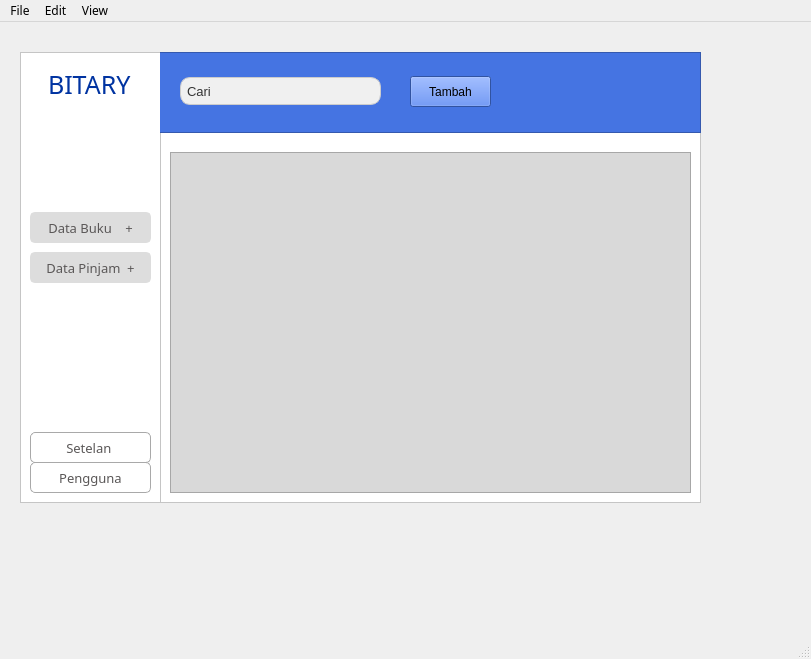
Above: src/ui/window.ui from NicholasFeltrin/Bitary before the change. Below: the same form after it.
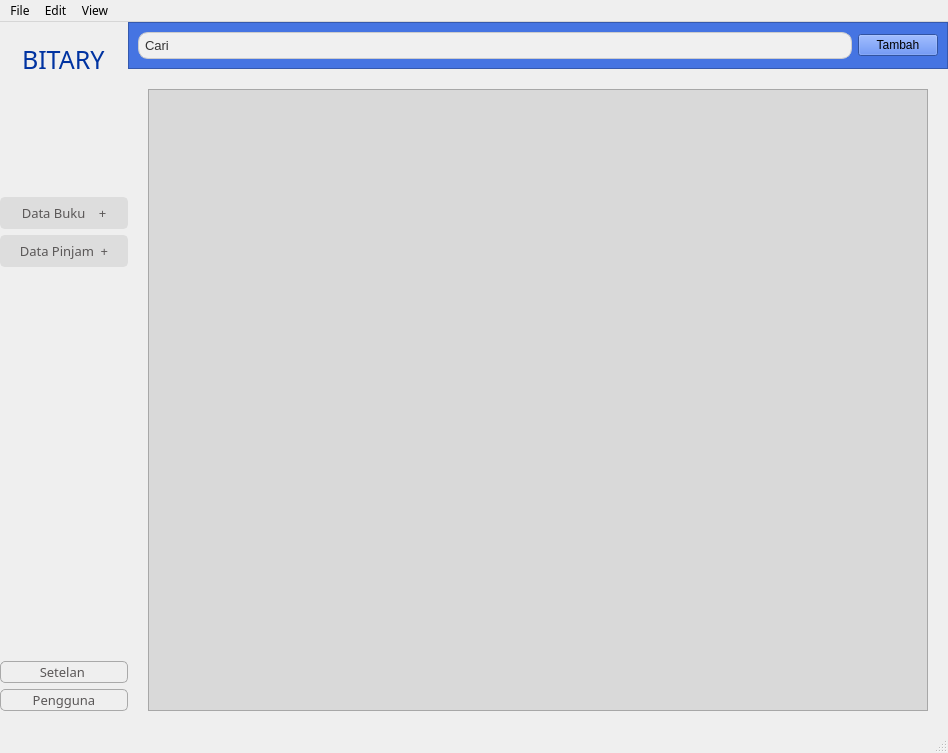
That is the form after the change. Icons and pictures are not drawn. Custom widgets are drawn as their Qt base class.

Commit message: responsive main window

```diff
--- a/src/ui/window.ui
+++ b/src/ui/window.ui
@@ -6,8 +6,8 @@
    <rect>
     <x>0</x>
     <y>0</y>
-    <width>811</width>
-    <height>659</height>
+    <width>948</width>
+    <height>753</height>
    </rect>
   </property>
   <property name="font">
@@ -22,108 +22,322 @@
    <pixmap/>
   </property>
   <widget class="QWidget" name="centralwidget">
-   <widget class="QListView" name="listView">
-    <property name="geometry">
-     <rect>
-      <x>20</x>
-      <y>30</y>
-      <width>141</width>
-      <height>451</height>
-     </rect>
+   <layout class="QGridLayout" name="gridLayout_2">
+    <property name="leftMargin">
+     <number>0</number>
     </property>
-    <property name="font">
-     <font>
-      <pointsize>-1</pointsize>
-     </font>
+    <property name="topMargin">
+     <number>0</number>
     </property>
-    <property name="styleSheet">
-     <string notr="true">QListView {
-    background-color: rgba(255, 255, 255, 1);   
-    color: #333;              
-    font-size: 14px;         
-}
-
-
-</string>
+    <property name="rightMargin">
+     <number>0</number>
     </property>
-    <property name="pixmap" stdset="0">
-     <pixmap>../../../../15018bfd-502e-4304-a968-533f775c4c1f.jpeg</pixmap>
+    <property name="bottomMargin">
+     <number>0</number>
     </property>
-   </widget>
-   <widget class="QFrame" name="PinjamFrame">
-    <property name="enabled">
-     <bool>true</bool>
+    <property name="spacing">
+     <number>0</number>
     </property>
-    <property name="geometry">
-     <rect>
-      <x>160</x>
-      <y>30</y>
-      <width>541</width>
-      <height>451</height>
-     </rect>
-    </property>
-    <property name="mouseTracking">
-     <bool>false</bool>
-    </property>
-    <property name="styleSheet">
-     <string notr="true">background-color: rgba(255, 255, 255, 1)</string>
-    </property>
-    <property name="frameShape">
-     <enum>QFrame::StyledPanel</enum>
-    </property>
-    <property name="frameShadow">
-     <enum>QFrame::Raised</enum>
-    </property>
-    <widget class="QTableView" name="tableView_2">
-     <property name="geometry">
-      <rect>
-       <x>10</x>
-       <y>100</y>
-       <width>521</width>
-       <height>341</height>
-      </rect>
-     </property>
-     <property name="font">
-      <font>
-       <family>PT Sans Caption</family>
-      </font>
-     </property>
-     <property name="styleSheet">
-      <string notr="true">background-color: #D9D9D9;</string>
-     </property>
-     <property name="pixmap" stdset="0">
-      <pixmap>../../assets/logoJB.png</pixmap>
-     </property>
-    </widget>
-    <widget class="QFrame" name="frame">
-     <property name="geometry">
-      <rect>
-       <x>-70</x>
-       <y>0</y>
-       <width>611</width>
-       <height>81</height>
-      </rect>
-     </property>
-     <property name="styleSheet">
-      <string notr="true">background-color:rgba(69, 116, 226, 1)</string>
-     </property>
-     <property name="frameShape">
-      <enum>QFrame::StyledPanel</enum>
-     </property>
-     <property name="frameShadow">
-      <enum>QFrame::Raised</enum>
-     </property>
-     <widget class="QLineEdit" name="searchBar">
-      <property name="geometry">
-       <rect>
-        <x>90</x>
-        <y>25</y>
-        <width>201</width>
-        <height>28</height>
-       </rect>
-      </property>
-      <property name="styleSheet">
-       <string notr="true">QLineEdit {
+    <item row="0" column="0">
+     <widget class="QWidget" name="mainWidget" native="true">
+      <layout class="QHBoxLayout" name="horizontalLayout">
+       <property name="spacing">
+        <number>0</number>
+       </property>
+       <property name="leftMargin">
+        <number>0</number>
+       </property>
+       <property name="topMargin">
+        <number>0</number>
+       </property>
+       <property name="rightMargin">
+        <number>0</number>
+       </property>
+       <property name="bottomMargin">
+        <number>0</number>
+       </property>
+       <item alignment="Qt::AlignHCenter">
+        <widget class="QWidget" name="navBar" native="true">
+         <property name="minimumSize">
+          <size>
+           <width>100</width>
+           <height>0</height>
+          </size>
+         </property>
+         <property name="maximumSize">
+          <size>
+           <width>200</width>
+           <height>16777215</height>
+          </size>
+         </property>
+         <property name="styleSheet">
+          <string notr="true">background-color: rgb(255, 255, 255. 1);  </string>
+         </property>
+         <layout class="QVBoxLayout" name="verticalLayout">
+          <property name="spacing">
+           <number>0</number>
+          </property>
+          <property name="leftMargin">
+           <number>0</number>
+          </property>
+          <property name="topMargin">
+           <number>0</number>
+          </property>
+          <property name="rightMargin">
+           <number>0</number>
+          </property>
+          <property name="bottomMargin">
+           <number>0</number>
+          </property>
+          <item alignment="Qt::AlignHCenter">
+           <widget class="QFrame" name="infoFrame">
+            <property name="minimumSize">
+             <size>
+              <width>118</width>
+              <height>159</height>
+             </size>
+            </property>
+            <property name="maximumSize">
+             <size>
+              <width>16777215</width>
+              <height>175</height>
+             </size>
+            </property>
+            <property name="autoFillBackground">
+             <bool>false</bool>
+            </property>
+            <property name="styleSheet">
+             <string notr="true">background-color: rgb(255, 255, 255. 1);  </string>
+            </property>
+            <layout class="QVBoxLayout" name="verticalLayout_2">
+             <property name="leftMargin">
+              <number>0</number>
+             </property>
+             <property name="topMargin">
+              <number>20</number>
+             </property>
+             <property name="rightMargin">
+              <number>0</number>
+             </property>
+             <property name="bottomMargin">
+              <number>0</number>
+             </property>
+             <item alignment="Qt::AlignHCenter|Qt::AlignVCenter">
+              <widget class="QLabel" name="BITARY">
+               <property name="font">
+                <font>
+                 <family>PT Sans Caption</family>
+                 <pointsize>-1</pointsize>
+                </font>
+               </property>
+               <property name="layoutDirection">
+                <enum>Qt::LeftToRight</enum>
+               </property>
+               <property name="styleSheet">
+                <string notr="true">color:rgb(0, 51, 161);
+font-size:25px;
+border-radius: 38px;
+text-align: center;</string>
+               </property>
+               <property name="text">
+                <string>BITARY</string>
+               </property>
+              </widget>
+             </item>
+             <item alignment="Qt::AlignHCenter">
+              <widget class="QLabel" name="logoJB">
+               <property name="maximumSize">
+                <size>
+                 <width>100</width>
+                 <height>100</height>
+                </size>
+               </property>
+               <property name="text">
+                <string/>
+               </property>
+               <property name="pixmap">
+                <pixmap>../../assets/logoJB.png</pixmap>
+               </property>
+               <property name="scaledContents">
+                <bool>true</bool>
+               </property>
+              </widget>
+             </item>
+             <item>
+              <spacer name="verticalSpacer">
+               <property name="orientation">
+                <enum>Qt::Vertical</enum>
+               </property>
+               <property name="sizeHint" stdset="0">
+                <size>
+                 <width>20</width>
+                 <height>40</height>
+                </size>
+               </property>
+              </spacer>
+             </item>
+            </layout>
+           </widget>
+          </item>
+          <item>
+           <widget class="QFrame" name="navigationFrame">
+            <property name="minimumSize">
+             <size>
+              <width>128</width>
+              <height>132</height>
+             </size>
+            </property>
+            <property name="maximumSize">
+             <size>
+              <width>16777215</width>
+              <height>16777215</height>
+             </size>
+            </property>
+            <property name="styleSheet">
+             <string notr="true">background-color: rgb(255, 255, 255. 1);  </string>
+            </property>
+            <layout class="QVBoxLayout" name="verticalLayout_3">
+             <property name="leftMargin">
+              <number>0</number>
+             </property>
+             <property name="topMargin">
+              <number>0</number>
+             </property>
+             <property name="rightMargin">
+              <number>0</number>
+             </property>
+             <property name="bottomMargin">
+              <number>20</number>
+             </property>
+             <item>
+              <widget class="QPushButton" name="dataBukuButton">
+               <property name="styleSheet">
+                <string notr="true">QPushButton {
+    background-color: #DDDDDD;
+    color: #5A5757;
+	border: 2px solid #DDDDDD;
+    border-radius: 5px;
+    padding: 5px 10px;
+    font-size: 13px;
+}
+</string>
+               </property>
+               <property name="text">
+                <string>Data Buku    +</string>
+               </property>
+              </widget>
+             </item>
+             <item>
+              <widget class="QPushButton" name="dataPinjamButton">
+               <property name="styleSheet">
+                <string notr="true">QPushButton {
+    background-color: #DDDDDD;
+    color: #5A5757;
+	border: 2px solid #DDDDDD;
+    border-radius: 5px;
+    padding: 5px 10px;
+    font-size: 13px;
+}
+</string>
+               </property>
+               <property name="text">
+                <string>Data Pinjam  +</string>
+               </property>
+              </widget>
+             </item>
+             <item>
+              <spacer name="verticalSpacer_2">
+               <property name="orientation">
+                <enum>Qt::Vertical</enum>
+               </property>
+               <property name="sizeHint" stdset="0">
+                <size>
+                 <width>20</width>
+                 <height>40</height>
+                </size>
+               </property>
+              </spacer>
+             </item>
+             <item>
+              <widget class="QPushButton" name="setelanButton">
+               <property name="styleSheet">
+                <string notr="true">QPushButton {
+     color: #5A5757;
+ 	border: 1px solid darkgrey;
+    border-radius: 5px;
+    padding: 1px 1px;
+    font-size: 13px;
+}
+</string>
+               </property>
+               <property name="text">
+                <string>Setelan </string>
+               </property>
+              </widget>
+             </item>
+             <item>
+              <widget class="QPushButton" name="penggunaButton">
+               <property name="styleSheet">
+                <string notr="true">QPushButton {
+    color: #5A5757;
+ 	border: 1px solid darkgrey;
+    border-radius: 5px;
+    padding: 1px 1px;
+    font-size: 13px;
+}
+</string>
+               </property>
+               <property name="text">
+                <string>Pengguna</string>
+               </property>
+              </widget>
+             </item>
+            </layout>
+           </widget>
+          </item>
+         </layout>
+        </widget>
+       </item>
+       <item>
+        <widget class="QWidget" name="mainWindowFrame" native="true">
+         <layout class="QVBoxLayout" name="verticalLayout_4">
+          <property name="spacing">
+           <number>0</number>
+          </property>
+          <property name="leftMargin">
+           <number>0</number>
+          </property>
+          <property name="topMargin">
+           <number>0</number>
+          </property>
+          <property name="rightMargin">
+           <number>0</number>
+          </property>
+          <property name="bottomMargin">
+           <number>0</number>
+          </property>
+          <item>
+           <widget class="QFrame" name="topBar">
+            <property name="maximumSize">
+             <size>
+              <width>16777215</width>
+              <height>80</height>
+             </size>
+            </property>
+            <property name="styleSheet">
+             <string notr="true">background-color:rgba(69, 116, 226, 1)</string>
+            </property>
+            <property name="frameShape">
+             <enum>QFrame::StyledPanel</enum>
+            </property>
+            <property name="frameShadow">
+             <enum>QFrame::Raised</enum>
+            </property>
+            <layout class="QHBoxLayout" name="horizontalLayout_2">
+             <item>
+              <widget class="QLineEdit" name="searchBar">
+               <property name="styleSheet">
+                <string notr="true">QLineEdit {
     background-color: #f0f0f0; 
     border: 1px solid #ccc;  
     border-radius: 10px;      
@@ -132,175 +346,79 @@
     font-size: 13px;    
 	font-opacity: 20%;
 }</string>
-      </property>
-      <property name="text">
-       <string>Cari</string>
-      </property>
+               </property>
+               <property name="text">
+                <string>Cari</string>
+               </property>
+              </widget>
+             </item>
+             <item>
+              <widget class="QPushButton" name="pushButton_5">
+               <property name="styleSheet">
+                <string notr="true"/>
+               </property>
+               <property name="text">
+                <string>Tambah</string>
+               </property>
+              </widget>
+             </item>
+            </layout>
+           </widget>
+          </item>
+          <item>
+           <widget class="QWidget" name="tableBar" native="true">
+            <property name="styleSheet">
+             <string notr="true">background-color: rgb(255, 255, 255. 1);  </string>
+            </property>
+            <layout class="QGridLayout" name="gridLayout">
+             <property name="leftMargin">
+              <number>20</number>
+             </property>
+             <property name="topMargin">
+              <number>20</number>
+             </property>
+             <property name="rightMargin">
+              <number>20</number>
+             </property>
+             <property name="bottomMargin">
+              <number>20</number>
+             </property>
+             <item row="0" column="0">
+              <widget class="MainTableView" name="mainTableView">
+               <property name="font">
+                <font>
+                 <family>PT Sans Caption</family>
+                </font>
+               </property>
+               <property name="autoFillBackground">
+                <bool>true</bool>
+               </property>
+               <property name="styleSheet">
+                <string notr="true">background-color: #D9D9D9;</string>
+               </property>
+               <property name="pixmap" stdset="0">
+                <pixmap>../../assets/logoJB.png</pixmap>
+               </property>
+              </widget>
+             </item>
+            </layout>
+           </widget>
+          </item>
+         </layout>
+        </widget>
+       </item>
+      </layout>
      </widget>
-     <widget class="QPushButton" name="pushButton_5">
-      <property name="geometry">
-       <rect>
-        <x>320</x>
-        <y>24</y>
-        <width>81</width>
-        <height>31</height>
-       </rect>
-      </property>
-      <property name="styleSheet">
-       <string notr="true"/>
-      </property>
-      <property name="text">
-       <string>Tambah</string>
-      </property>
-     </widget>
-    </widget>
-   </widget>
-   <widget class="QLabel" name="BITARY">
-    <property name="geometry">
-     <rect>
-      <x>48</x>
-      <y>47</y>
-      <width>91</width>
-      <height>31</height>
-     </rect>
-    </property>
-    <property name="font">
-     <font>
-      <family>PT Sans Caption</family>
-      <pointsize>-1</pointsize>
-     </font>
-    </property>
-    <property name="styleSheet">
-     <string notr="true">color:rgb(0, 51, 161);
-font-size:25px;
-border-radius: 38px;</string>
-    </property>
-    <property name="text">
-     <string>BITARY</string>
-    </property>
-   </widget>
-   <widget class="QPushButton" name="dataBukuButton">
-    <property name="geometry">
-     <rect>
-      <x>30</x>
-      <y>190</y>
-      <width>121</width>
-      <height>31</height>
-     </rect>
-    </property>
-    <property name="styleSheet">
-     <string notr="true">QPushButton {
-    background-color: #DDDDDD;
-    color: #5A5757;
-	border: 2px solid #DDDDDD;
-    border-radius: 5px;
-    padding: 5px 10px;
-    font-size: 13px;
-}
-</string>
-    </property>
-    <property name="text">
-     <string>Data Buku    +</string>
-    </property>
-   </widget>
-   <widget class="QPushButton" name="dataPinjamButton">
-    <property name="geometry">
-     <rect>
-      <x>30</x>
-      <y>230</y>
-      <width>121</width>
-      <height>31</height>
-     </rect>
-    </property>
-    <property name="styleSheet">
-     <string notr="true">QPushButton {
-    background-color: #DDDDDD;
-    color: #5A5757;
-	border: 2px solid #DDDDDD;
-    border-radius: 5px;
-    padding: 5px 10px;
-    font-size: 13px;
-}
-</string>
-    </property>
-    <property name="text">
-     <string>Data Pinjam  +</string>
-    </property>
-   </widget>
-   <widget class="QPushButton" name="setelanButton">
-    <property name="geometry">
-     <rect>
-      <x>30</x>
-      <y>410</y>
-      <width>121</width>
-      <height>31</height>
-     </rect>
-    </property>
-    <property name="styleSheet">
-     <string notr="true">QPushButton {
-     color: #5A5757;
- 	border: 1px solid darkgrey;
-    border-radius: 5px;
-    padding: 1px 1px;
-    font-size: 13px;
-}
-</string>
-    </property>
-    <property name="text">
-     <string>Setelan </string>
-    </property>
-   </widget>
-   <widget class="QPushButton" name="penggunaButton">
-    <property name="geometry">
-     <rect>
-      <x>30</x>
-      <y>440</y>
-      <width>121</width>
-      <height>31</height>
-     </rect>
-    </property>
-    <property name="styleSheet">
-     <string notr="true">QPushButton {
-    color: #5A5757;
- 	border: 1px solid darkgrey;
-    border-radius: 5px;
-    padding: 1px 1px;
-    font-size: 13px;
-}
-</string>
-    </property>
-    <property name="text">
-     <string>Pengguna</string>
-    </property>
-   </widget>
-   <widget class="QLabel" name="logoJB">
-    <property name="geometry">
-     <rect>
-      <x>50</x>
-      <y>90</y>
-      <width>81</width>
-      <height>81</height>
-     </rect>
-    </property>
-    <property name="text">
-     <string/>
-    </property>
-    <property name="pixmap">
-     <pixmap>../../assets/logoJB.png</pixmap>
-    </property>
-    <property name="scaledContents">
-     <bool>true</bool>
-    </property>
-   </widget>
+    </item>
+   </layout>
   </widget>
-  <widget class="QStatusBar" name="statusbar"/>
   <widget class="QMenuBar" name="menubar">
    <property name="geometry">
     <rect>
      <x>0</x>
      <y>0</y>
-     <width>811</width>
-     <height>24</height>
+     <width>948</width>
+     <height>19</height>
     </rect>
    </property>
    <widget class="QMenu" name="menuFile">
@@ -322,10 +440,15 @@
    <addaction name="menuEdit"/>
    <addaction name="menuView"/>
   </widget>
+  <widget class="QStatusBar" name="statusbar"/>
  </widget>
- <tabstops>
-  <tabstop>listView</tabstop>
- </tabstops>
+ <customwidgets>
+  <customwidget>
+   <class>MainTableView</class>
+   <extends>QTableView</extends>
+   <header>src/ui/mainTable.h</header>
+  </customwidget>
+ </customwidgets>
  <resources/>
  <connections/>
 </ui>
```
The commit also changes 5 other files.
